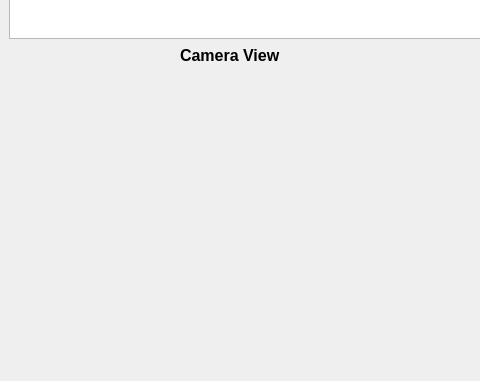
Qt form MainWindow.ui (lcici/ODmeter) before a commit; both pictures show x 0 to 480 and y 469 to 850 of the 1063 by 850 pixel window.
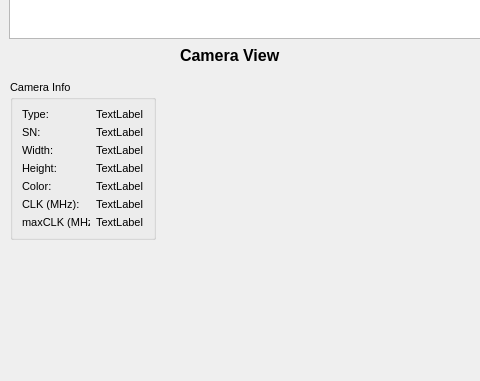
The same form after that commit.

Commit message:
update camera info on GUI
Get sensor and camera info on GUI, and add the function of getting the current pixel clock rate.

```diff
--- a/MainWindow.ui
+++ b/MainWindow.ui
@@ -64,6 +64,217 @@
      <string>Camera View</string>
     </property>
    </widget>
+   <widget class="QGroupBox" name="groupBox">
+    <property name="geometry">
+     <rect>
+      <x>10</x>
+      <y>530</y>
+      <width>146</width>
+      <height>160</height>
+     </rect>
+    </property>
+    <property name="font">
+     <font>
+      <pointsize>8</pointsize>
+      <weight>50</weight>
+      <bold>false</bold>
+     </font>
+    </property>
+    <property name="title">
+     <string>Camera Info</string>
+    </property>
+    <layout class="QGridLayout" name="gridLayout">
+     <item row="0" column="0">
+      <widget class="QLabel" name="label_3">
+       <property name="font">
+        <font>
+         <pointsize>8</pointsize>
+        </font>
+       </property>
+       <property name="text">
+        <string>Type:</string>
+       </property>
+      </widget>
+     </item>
+     <item row="0" column="1">
+      <widget class="QLabel" name="typeInfo">
+       <property name="font">
+        <font>
+         <pointsize>8</pointsize>
+        </font>
+       </property>
+       <property name="frameShape">
+        <enum>QFrame::NoFrame</enum>
+       </property>
+       <property name="text">
+        <string>TextLabel</string>
+       </property>
+      </widget>
+     </item>
+     <item row="1" column="0">
+      <widget class="QLabel" name="label_4">
+       <property name="font">
+        <font>
+         <pointsize>8</pointsize>
+        </font>
+       </property>
+       <property name="text">
+        <string>SN:</string>
+       </property>
+      </widget>
+     </item>
+     <item row="1" column="1">
+      <widget class="QLabel" name="SNInfo">
+       <property name="font">
+        <font>
+         <pointsize>8</pointsize>
+        </font>
+       </property>
+       <property name="frameShape">
+        <enum>QFrame::NoFrame</enum>
+       </property>
+       <property name="text">
+        <string>TextLabel</string>
+       </property>
+      </widget>
+     </item>
+     <item row="2" column="0">
+      <widget class="QLabel" name="label_6">
+       <property name="font">
+        <font>
+         <pointsize>8</pointsize>
+        </font>
+       </property>
+       <property name="text">
+        <string>Width:</string>
+       </property>
+      </widget>
+     </item>
+     <item row="2" column="1">
+      <widget class="QLabel" name="widthInfo">
+       <property name="font">
+        <font>
+         <pointsize>8</pointsize>
+        </font>
+       </property>
+       <property name="frameShape">
+        <enum>QFrame::NoFrame</enum>
+       </property>
+       <property name="text">
+        <string>TextLabel</string>
+       </property>
+      </widget>
+     </item>
+     <item row="3" column="0">
+      <widget class="QLabel" name="label_7">
+       <property name="font">
+        <font>
+         <pointsize>8</pointsize>
+        </font>
+       </property>
+       <property name="text">
+        <string>Height:</string>
+       </property>
+      </widget>
+     </item>
+     <item row="3" column="1">
+      <widget class="QLabel" name="heightInfo">
+       <property name="font">
+        <font>
+         <pointsize>8</pointsize>
+        </font>
+       </property>
+       <property name="frameShape">
+        <enum>QFrame::NoFrame</enum>
+       </property>
+       <property name="text">
+        <string>TextLabel</string>
+       </property>
+      </widget>
+     </item>
+     <item row="4" column="0">
+      <widget class="QLabel" name="label_10">
+       <property name="font">
+        <font>
+         <pointsize>8</pointsize>
+        </font>
+       </property>
+       <property name="text">
+        <string>Color:</string>
+       </property>
+      </widget>
+     </item>
+     <item row="4" column="1">
+      <widget class="QLabel" name="colorInfo">
+       <property name="font">
+        <font>
+         <pointsize>8</pointsize>
+        </font>
+       </property>
+       <property name="frameShape">
+        <enum>QFrame::NoFrame</enum>
+       </property>
+       <property name="text">
+        <string>TextLabel</string>
+       </property>
+      </widget>
+     </item>
+     <item row="5" column="0">
+      <widget class="QLabel" name="label_12">
+       <property name="font">
+        <font>
+         <pointsize>8</pointsize>
+        </font>
+       </property>
+       <property name="text">
+        <string>CLK (MHz):</string>
+       </property>
+      </widget>
+     </item>
+     <item row="5" column="1">
+      <widget class="QLabel" name="clockInfo">
+       <property name="font">
+        <font>
+         <pointsize>8</pointsize>
+        </font>
+       </property>
+       <property name="frameShape">
+        <enum>QFrame::NoFrame</enum>
+       </property>
+       <property name="text">
+        <string>TextLabel</string>
+       </property>
+      </widget>
+     </item>
+     <item row="6" column="0">
+      <widget class="QLabel" name="label_13">
+       <property name="font">
+        <font>
+         <pointsize>8</pointsize>
+        </font>
+       </property>
+       <property name="text">
+        <string>maxCLK (MHz):</string>
+       </property>
+      </widget>
+     </item>
+     <item row="6" column="1">
+      <widget class="QLabel" name="clockInfo_2">
+       <property name="font">
+        <font>
+         <pointsize>8</pointsize>
+        </font>
+       </property>
+       <property name="frameShape">
+        <enum>QFrame::NoFrame</enum>
+       </property>
+       <property name="text">
+        <string>TextLabel</string>
+       </property>
+      </widget>
+     </item>
+    </layout>
+   </widget>
   </widget>
   <widget class="QMenuBar" name="menubar">
    <property name="geometry">
```
The commit also changes 9 other files.
